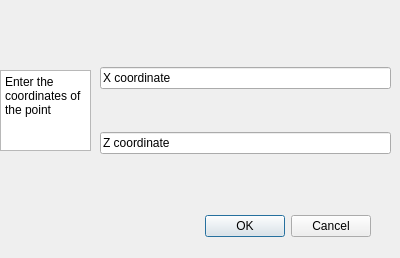
Above: addpointdialog.ui from Haudkozaur/masterThesis before the change. Below: the same form after it.
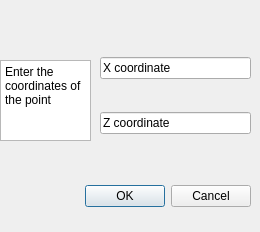
That is the form after the change.

The edit to the form file:
```diff
--- a/addpointdialog.ui
+++ b/addpointdialog.ui
@@ -6,8 +6,8 @@
    <rect>
     <x>0</x>
     <y>0</y>
-    <width>400</width>
-    <height>258</height>
+    <width>260</width>
+    <height>232</height>
    </rect>
   </property>
   <property name="windowTitle">
@@ -16,9 +16,9 @@
   <widget class="QDialogButtonBox" name="buttonBox">
    <property name="geometry">
     <rect>
-     <x>30</x>
-     <y>210</y>
-     <width>341</width>
+     <x>80</x>
+     <y>180</y>
+     <width>171</width>
      <height>32</height>
     </rect>
    </property>
@@ -34,8 +34,8 @@
     <rect>
      <x>100</x>
      <y>30</y>
-     <width>291</width>
-     <height>161</height>
+     <width>151</width>
+     <height>131</height>
     </rect>
    </property>
    <layout class="QVBoxLayout" name="verticalLayout">
@@ -59,7 +59,7 @@
    <property name="geometry">
     <rect>
      <x>0</x>
-     <y>70</y>
+     <y>60</y>
      <width>91</width>
      <height>81</height>
     </rect>
```
